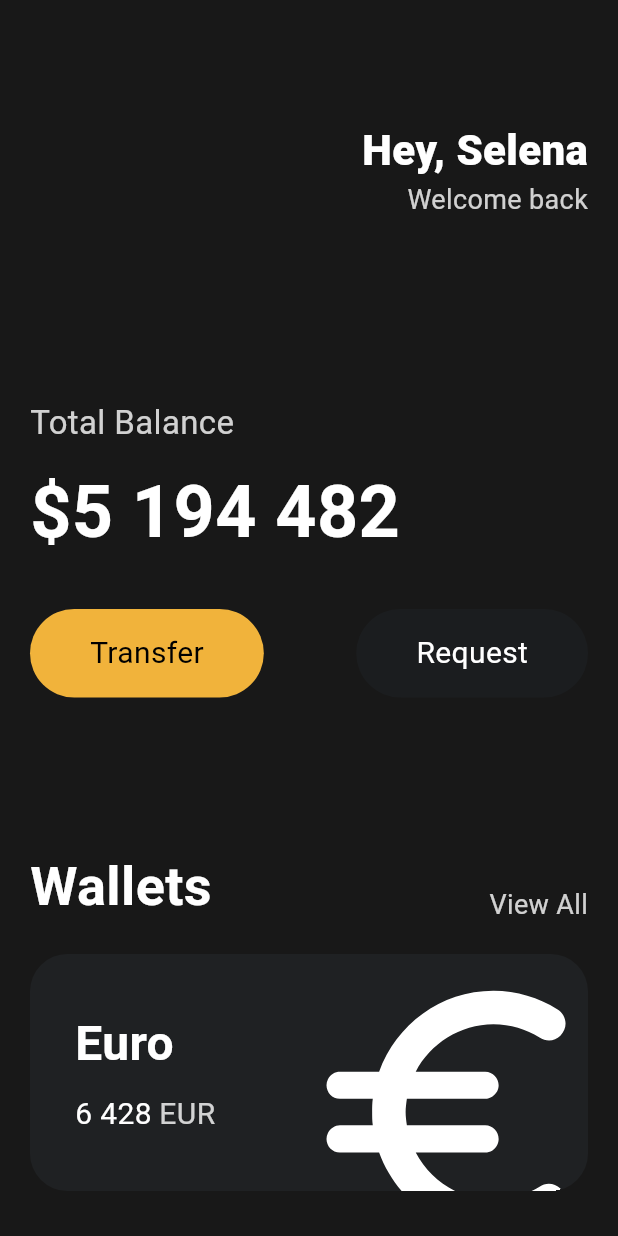
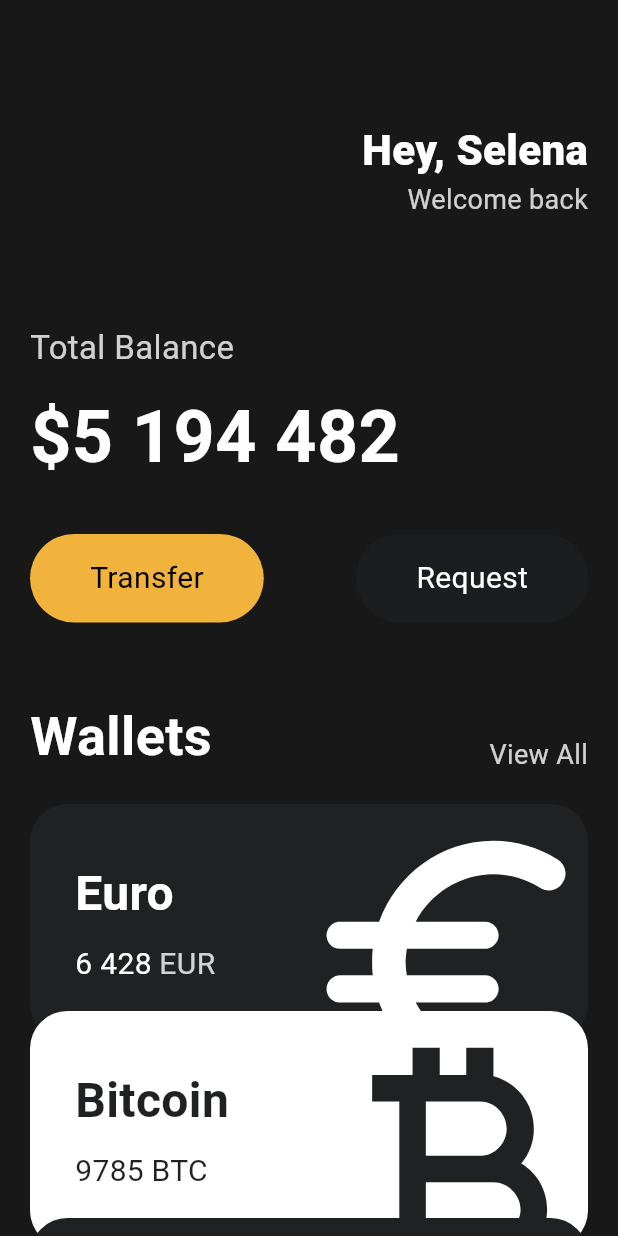
Before and after one commit to ju-nong/toon_flix, a Flutter app: the screen it shows after launch, on a phone screen of 412 x 824 dp. Run offline on Flutter 3.47's test engine with Material 3 defaults, Android fonts, the light colour scheme and no system bars.

Commit message:
3.8 Reusable Cards

```diff
--- a/lib/main.dart
+++ b/lib/main.dart
@@ -1,5 +1,6 @@
 import 'package:flutter/material.dart';
 import 'package:toon_flix/widgets/button.dart';
+import 'package:toon_flix/widgets/currency_card.dart';
 
 class Player {
   String name;
@@ -21,7 +22,8 @@
   Widget build(BuildContext context) {
     return MaterialApp(
       home: Scaffold(
-        body: Padding(
+        body: SingleChildScrollView(
+          child: Padding(
             padding: EdgeInsets.symmetric(horizontal: 20),
             child: Column(
               crossAxisAlignment: CrossAxisAlignment.start,
@@ -53,7 +55,7 @@
                   ],
                 ),
                 SizedBox(
-                height: 120,
+                  height: 70,
                 ),
                 Text(
                   "Total Balance",
@@ -90,7 +92,7 @@
                   ],
                 ),
                 SizedBox(
-                height: 100,
+                  height: 50,
                 ),
                 Row(
                   mainAxisAlignment: MainAxisAlignment.spaceBetween,
@@ -116,70 +118,35 @@
                 SizedBox(
                   height: 20,
                 ),
-              Container(
-                clipBehavior: Clip.hardEdge,
-                decoration: BoxDecoration(
-                  color: Color(0xff1f2123),
-                  borderRadius: BorderRadius.circular(25),
+                CurrencyCard(
+                  name: "Euro",
+                  amount: "6 428",
+                  code: "EUR",
+                  icon: Icons.euro_rounded,
+                  isInverted: false,
                 ),
-                child: Padding(
-                  padding: EdgeInsets.all(30),
-                  child: Row(
-                    mainAxisAlignment: MainAxisAlignment.spaceBetween,
-                    children: [
-                      Column(
-                        crossAxisAlignment: CrossAxisAlignment.start,
-                        children: [
-                          Text(
-                            "Euro",
-                            style: TextStyle(
-                              color: Colors.white,
-                              fontSize: 32,
-                              fontWeight: FontWeight.w600,
+                Transform.translate(
+                  offset: Offset(0, -20),
+                  child: CurrencyCard(
+                    name: "Bitcoin",
+                    amount: "9785",
+                    code: "BTC",
+                    icon: Icons.currency_bitcoin,
+                    isInverted: true,
                   ),
                 ),
-                          SizedBox(
-                            height: 10,
-                          ),
-                          Row(
-                            children: [
-                              Text(
-                                "6 428",
-                                style: TextStyle(
-                                  color: Colors.white,
-                                  fontSize: 20,
-                                ),
-                              ),
-                              SizedBox(
-                                width: 5,
-                              ),
-                              Text(
-                                "EUR",
-                                style: TextStyle(
-                                  color: Colors.white.withValues(alpha: 0.8),
-                                  fontSize: 20,
+                Transform.translate(
+                  offset: Offset(0, -40),
+                  child: CurrencyCard(
+                    name: "Dollar",
+                    amount: "428",
+                    code: "USD",
+                    icon: Icons.attach_money_outlined,
+                    isInverted: false,
                   ),
                 ),
               ],
             ),
-                        ],
-                      ),
-                      Transform.scale(
-                        scale: 2.2,
-                        child: Transform.translate(
-                          offset: Offset(-5, 12),
-                          child: Icon(
-                            Icons.euro_rounded,
-                            color: Colors.white,
-                            size: 98,
-                          ),
-                        ),
-                      ),
-                    ],
-                  ),
-                ),
-              ),
-            ],
           ),
         ),
         backgroundColor: Color(0xFF181818),
--- a/lib/widgets/currency_card.dart
+++ b/lib/widgets/currency_card.dart
@@ -3,13 +3,17 @@ import 'package:flutter/material.dart';
 class CurrencyCard extends StatelessWidget {
   final String name, amount, code;
   final IconData icon;
+  final bool isInverted;
 
-  const CurrencyCard({
+  final _blackColor = Color(0xff1f2123); // 멤버 변수 앞에 _를 붙이면 private으로 인식한다
+
+  CurrencyCard({
     super.key,
     required this.name,
+    required this.amount,
     required this.code,
-    required this.amount,
     required this.icon,
+    required this.isInverted,
   });
 
   @override
@@ -17,7 +21,7 @@ class CurrencyCard extends StatelessWidget {
     return Container(
       clipBehavior: Clip.hardEdge,
       decoration: BoxDecoration(
-        color: Color(0xff1f2123),
+        color: isInverted ? Colors.white : _blackColor,
         borderRadius: BorderRadius.circular(25),
       ),
       child: Padding(
@@ -31,7 +35,7 @@ class CurrencyCard extends StatelessWidget {
                 Text(
                   name,
                   style: TextStyle(
-                    color: Colors.white,
+                    color: isInverted ? _blackColor : Colors.white,
                     fontSize: 32,
                     fontWeight: FontWeight.w600,
                   ),
@@ -44,7 +48,7 @@ class CurrencyCard extends StatelessWidget {
                     Text(
                       amount,
                       style: TextStyle(
-                        color: Colors.white,
+                        color: isInverted ? _blackColor : Colors.white,
                         fontSize: 20,
                       ),
                     ),
@@ -54,7 +58,9 @@ class CurrencyCard extends StatelessWidget {
                     Text(
                       code,
                       style: TextStyle(
-                        color: Colors.white.withValues(alpha: 0.8),
+                        color: isInverted
+                            ? _blackColor
+                            : Colors.white.withValues(alpha: 0.8),
                         fontSize: 20,
                       ),
                     ),
@@ -68,7 +74,7 @@ class CurrencyCard extends StatelessWidget {
                 offset: Offset(-5, 12),
                 child: Icon(
                   icon,
-                  color: Colors.white,
+                  color: isInverted ? _blackColor : Colors.white,
                   size: 98,
                 ),
               ),
```
Also changed, not shown: 1 other file. Lines whose indentation alone changed are shown as unchanged.
